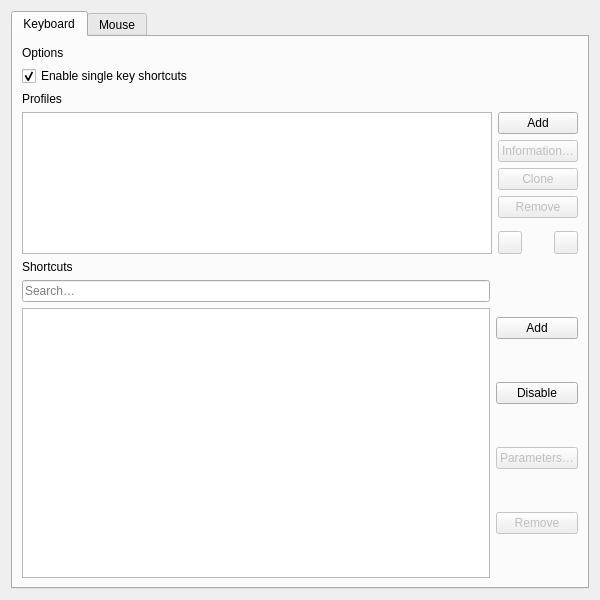
Old version of the form src/modules/windows/preferences/InputPreferencesPage.ui in the repository OtterBrowser/otter-browser.
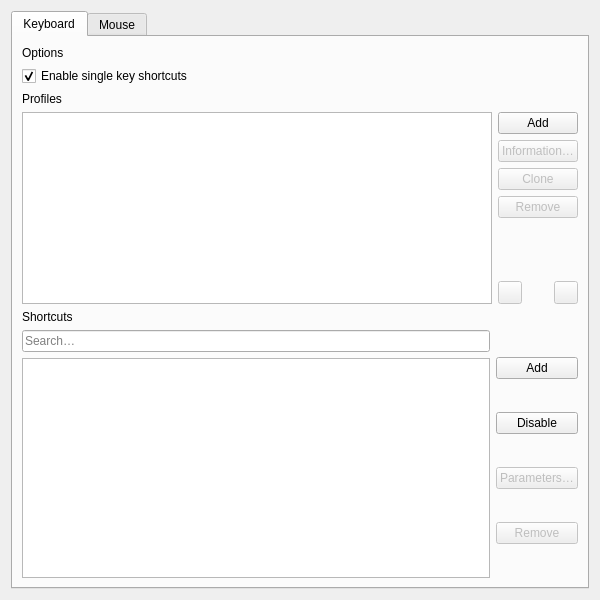
New version of the form. Custom widgets are drawn as their Qt base class.

Commit message: Adjust layout

```diff
--- a/src/modules/windows/preferences/InputPreferencesPage.ui
+++ b/src/modules/windows/preferences/InputPreferencesPage.ui
@@ -20,7 +20,7 @@
       <attribute name="title">
        <string>Keyboard</string>
       </attribute>
-      <layout class="QVBoxLayout" name="keyboardLayout" stretch="0,0,1,0,3">
+      <layout class="QVBoxLayout" name="keyboardLayout" stretch="0,0,0,0,1">
        <item>
         <widget class="Otter::HeaderWidget" name="keyboardOptionsHeaderWidget">
          <property name="text">
```
